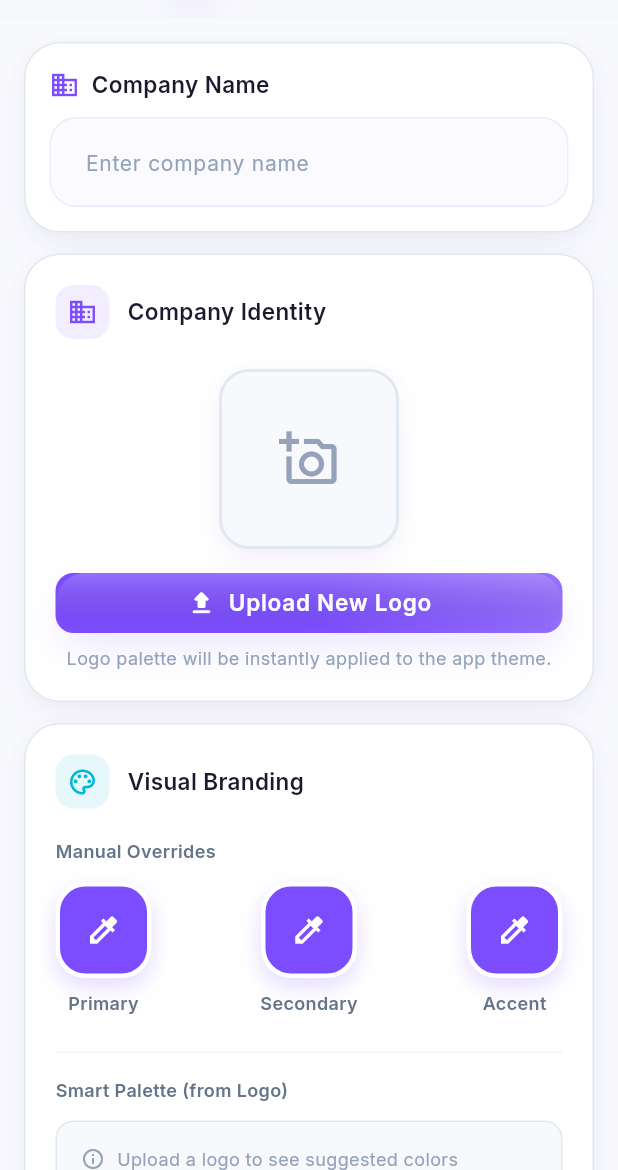
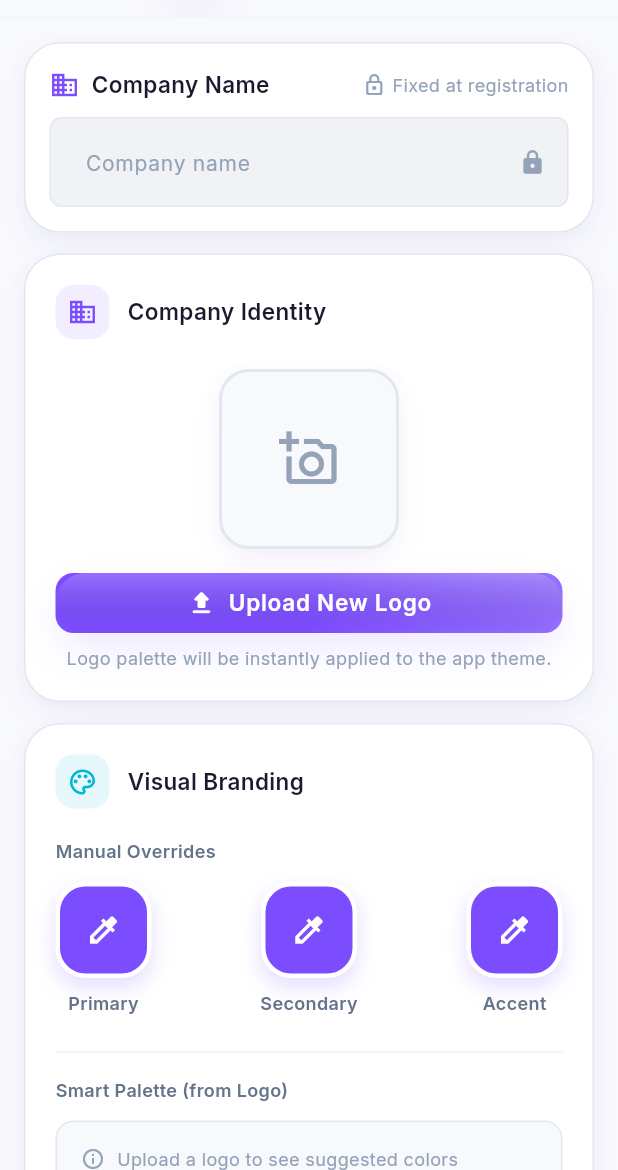
Before and after one commit to iamatishpatil/Time-Tracker-Future-, a Flutter app: the AdminSettingsScreen screen opened directly, on a phone screen of 412 x 824 dp, the part 66-1236 px from its top. Run offline on Flutter 3.47's test engine with Material 3 defaults, Android fonts, the phone set to English and light mode, and no system bars; our stand-ins replace cached_network_image, flutter_animate, flutter_colorpicker, flutter_map, flutter_riverpod, flutter_secure_storage and 14 more; accounts and stored records are empty; network calls fail.

Commit message:
refactor: remove Settings from admin bottom nav, lock company name in settings, remove redundant Dashboard and Holidays from admin drawer

```diff
--- a/frontend/lib/screens/admin/admin_container.dart
+++ b/frontend/lib/screens/admin/admin_container.dart
@@ -47,7 +47,6 @@ class _AdminContainerState extends ConsumerState<AdminContainer> {
       const AdminAttendanceScreen(isTab: true),
       const AdminEmployeesScreen(isTab: true),
       const AdminLeavesScreen(isTab: true),
-      const AdminSettingsScreen(isTab: true),
     ];
 
     final List<String> titles = [
@@ -55,7 +54,6 @@ class _AdminContainerState extends ConsumerState<AdminContainer> {
       'Attendance Logs',
       'Employee Directory',
       'Leave Management',
-      'System Settings',
     ];
 
     return PulseScaffold(
@@ -98,7 +96,6 @@ class _AdminContainerState extends ConsumerState<AdminContainer> {
                 _buildNavItem(1, Icons.history_rounded, Icons.history_outlined, 'Attendance'),
                 _buildNavItem(2, Icons.people_rounded, Icons.people_outline_rounded, 'Staff'),
                 _buildNavItem(3, Icons.beach_access_rounded, Icons.beach_access_outlined, 'Leaves'),
-                _buildNavItem(4, Icons.settings_rounded, Icons.settings_outlined, 'Setup'),
               ],
             ),
           ),
--- a/frontend/lib/screens/admin/admin_settings_screen.dart
+++ b/frontend/lib/screens/admin/admin_settings_screen.dart
@@ -153,7 +153,7 @@ class _AdminSettingsScreenState extends ConsumerState<AdminSettingsScreen> {
     if (!silent) setState(() => _isLoading = true);
     try {
       await ApiService.updateSettings({
-        'companyName': _nameController.text.trim(),
+        // companyName is intentionally excluded — it is set once at registration and cannot be changed.
         'officeLat': _officeLocation.latitude,
         'officeLong': _officeLocation.longitude,
         'officeRadiusMeters': _radius,
@@ -264,9 +264,35 @@ class _AdminSettingsScreenState extends ConsumerState<AdminSettingsScreen> {
                       Icon(Icons.business, color: PulseColors.primary, size: 20),
                       const SizedBox(width: 8),
                       Text('Company Name', style: PulseTextStyles.bodyBold),
+                      const Spacer(),
+                      Icon(Icons.lock_outline_rounded, color: PulseColors.textHint, size: 16),
+                      const SizedBox(width: 4),
+                      Text('Fixed at registration', style: PulseTextStyles.caption),
                     ]),
                     const SizedBox(height: 10),
-                    TextField(controller: _nameController, decoration: const InputDecoration(hintText: 'Enter company name')),
+                    TextField(
+                      controller: _nameController,
+                      readOnly: true,
+                      style: TextStyle(color: PulseColors.textHint),
+                      decoration: InputDecoration(
+                        hintText: 'Company name',
+                        filled: true,
+                        fillColor: PulseColors.surfaceVariant,
+                        suffixIcon: Icon(Icons.lock_rounded, color: PulseColors.textHint, size: 18),
+                        disabledBorder: OutlineInputBorder(
+                          borderRadius: BorderRadius.circular(8),
+                          borderSide: BorderSide(color: PulseColors.border),
+                        ),
+                        enabledBorder: OutlineInputBorder(
+                          borderRadius: BorderRadius.circular(8),
+                          borderSide: BorderSide(color: PulseColors.border),
+                        ),
+                        focusedBorder: OutlineInputBorder(
+                          borderRadius: BorderRadius.circular(8),
+                          borderSide: BorderSide(color: PulseColors.border),
+                        ),
+                      ),
+                    ),
                   ]),
                 ),
                 const SizedBox(height: 14),
```
Also changed, not shown: frontend/lib/widgets/admin_drawer.dart (+2 -16 lines).
